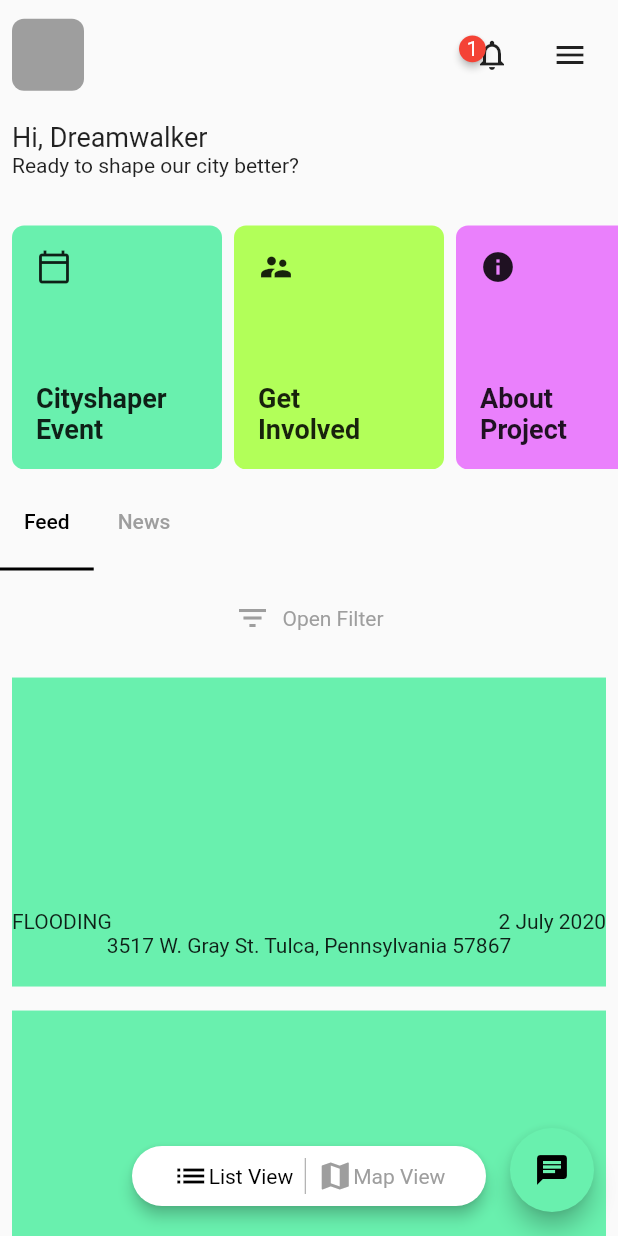
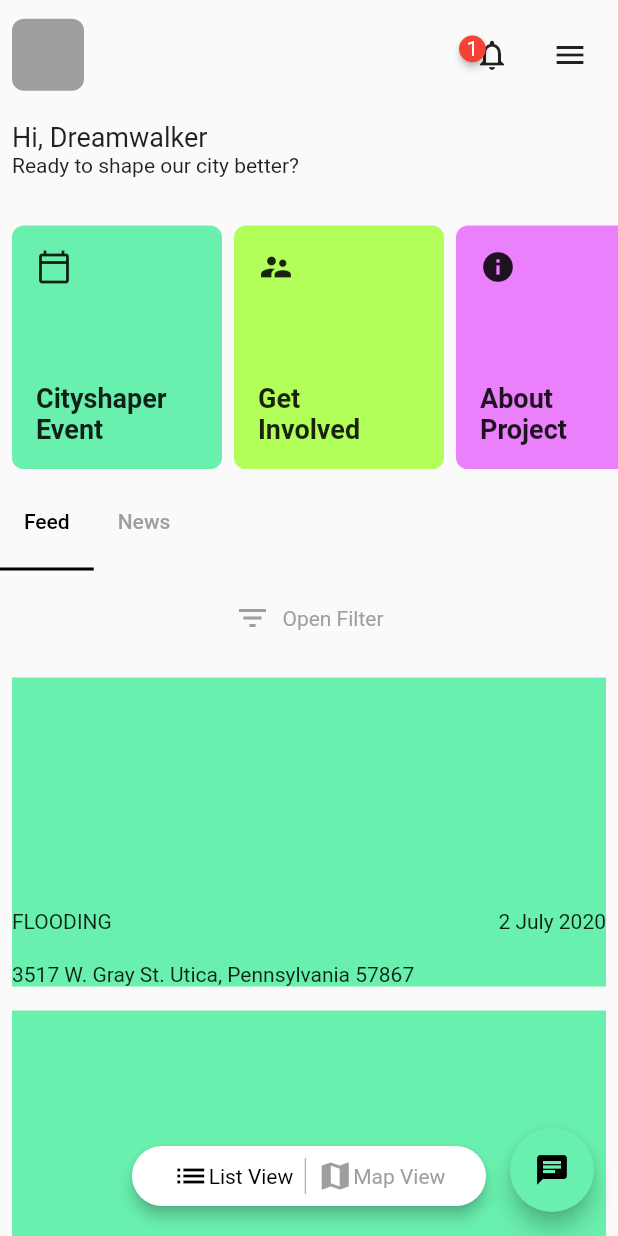
Before and after one commit to JAICHANGPARK/flutter_notebook_11th_story, a Flutter app: the screen it shows after launch, on a phone screen of 412 x 824 dp. Run offline on Flutter 3.47's test engine with Material 2 defaults, Android fonts, the phone set to English and light mode, and no system bars; drawn by our look-alikes of badges; our stand-ins replace backdrop, flutter_inner_drawer, flutter_slidable, flutter_swiper, google_fonts.

Commit message:
Update irys_home_page.dart

```diff
--- a/lib/ep727_irys_mobile_app/ui/irys_home_page.dart
+++ b/lib/ep727_irys_mobile_app/ui/irys_home_page.dart
@@ -232,11 +232,15 @@ class _IrysHomePageState extends State<IrysHomePage> with SingleTickerProviderSt
                                             ),
                                             Expanded(
                                               child: Column(
+                                                mainAxisAlignment: MainAxisAlignment.spaceBetween,
+                                                crossAxisAlignment: CrossAxisAlignment.start,
                                                 children: [
                                                   Row(
-                                                    children: [Text("FLOODING"), Spacer(), Text('2 July 2020')],
+                                                    children: [Text("FLOODING"),
+                                                      Spacer(),
+                                                      Text('2 July 2020')],
                                                   ),
-                                                  Text("3517 W. Gray St. Tulca, Pennsylvania 57867")
+                                                  Text("3517 W. Gray St. Utica, Pennsylvania 57867")
                                                 ],
                                               ),
                                               flex: 2,
```
